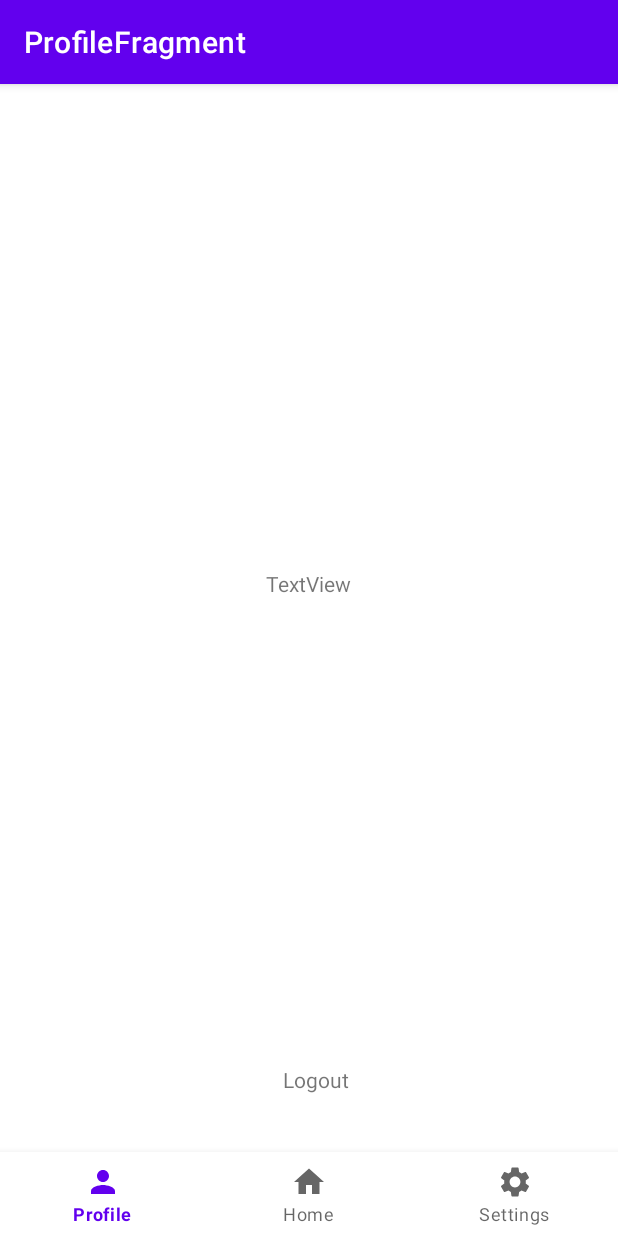
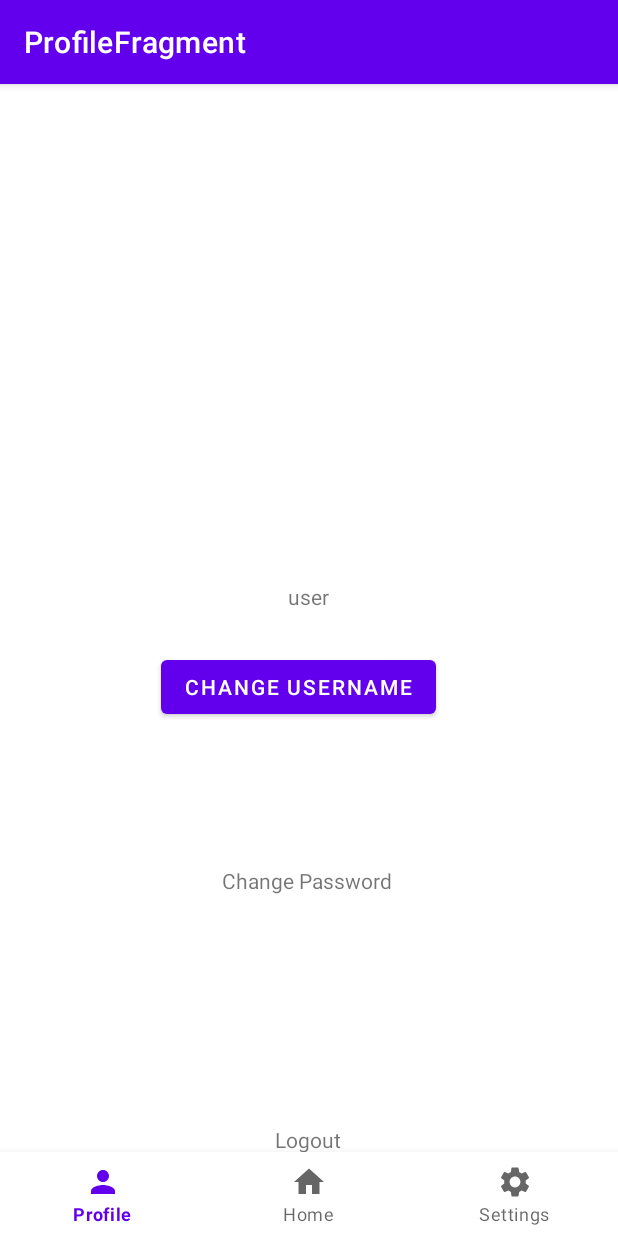
Before and after one commit to karaqi7/finaluri, an Android app: the ProfileFragment screen opened through its navigation route, on a phone screen of 412 x 824 dp. Run offline under Robolectric (Android 15) with nearby library versions, the phone set to English and light mode, and no system bars; our stand-ins replace CircleImageView, Firebase (no records; nobody signed in at launch, a user with empty details on screens opened directly), navigation-ui; pictures from the network do not load.

Commit message:
added profile fragment

```diff
--- a/app/build.gradle
+++ b/app/build.gradle
@@ -42,6 +42,7 @@ dependencies {
     implementation 'androidx.navigation:navigation-fragment-ktx:2.3.5'
     implementation 'androidx.navigation:navigation-ui-ktx:2.3.5'
     implementation 'androidx.legacy:legacy-support-v4:1.0.0'
+    implementation 'com.google.firebase:firebase-database-ktx:20.0.3'
     testImplementation 'junit:junit:4.+'
     implementation 'com.google.android.material:material:<version>'
     androidTestImplementation 'androidx.test.ext:junit:1.1.3'
--- /dev/null
+++ b/app/src/main/java/com/example/ftest/UserInfo.kt
@@ -0,0 +1,6 @@
+package com.example.ftest
+
+data class UserInfo(
+    var url: String = "",
+    var name: String = ""
+)
--- a/app/src/main/java/com/example/ftest/fragments/ProfileFragment.kt
+++ b/app/src/main/java/com/example/ftest/fragments/ProfileFragment.kt
@@ -1,7 +1,64 @@
 package com.example.ftest.fragments
 
+import android.os.Bundle
+import android.view.View
+import android.widget.Button
+import android.widget.ImageView
+import android.widget.TextView
 import androidx.fragment.app.Fragment
+import com.bumptech.glide.Glide
 import com.example.ftest.R
+import com.example.ftest.UserInfo
+import com.google.firebase.auth.FirebaseAuth
+import com.google.firebase.database.DataSnapshot
+import com.google.firebase.database.DatabaseError
+import com.google.firebase.database.FirebaseDatabase
+import com.google.firebase.database.ValueEventListener
+
 
 class ProfileFragment : Fragment(R.layout.fragment_profile) {
-}
+    private val user = FirebaseAuth.getInstance()
+    private val db = FirebaseDatabase.getInstance().getReference("UserInfo")
+    private lateinit var imageView: ImageView
+    private lateinit var usernameTextView: TextView
+    private lateinit var changePassTextView: TextView
+    private lateinit var logoutText: TextView
+    private lateinit var changeUsernameButton: Button
+    override fun onViewCreated(view: View, savedInstanceState: Bundle?) {
+        super.onViewCreated(view, savedInstanceState)
+
+        imageView = view.findViewById(R.id.imageView)
+        usernameTextView = view.findViewById(R.id.usernameTextView)
+        changePassTextView = view.findViewById(R.id.changePassTextView)
+        logoutText = view.findViewById(R.id.logoutText)
+        changeUsernameButton = view.findViewById(R.id.changeUsernameButton)
+        usernameTextView.text = user.currentUser?.uid!!
+
+        db.child(user.currentUser?.uid!!).addValueEventListener(object : ValueEventListener {
+            override fun onDataChange(snapshot: DataSnapshot) {
+                val userInfo = snapshot.getValue(UserInfo::class.java) ?: return
+                usernameTextView.text = userInfo.name
+                val img = userInfo.url
+
+                Glide.with(this@ProfileFragment)
+                    .load(img)
+                    .placeholder(R.drawable.ic_launcher_foreground)
+                    .into(imageView)
+
+            }
+
+            override fun onCancelled(error: DatabaseError) {
+                TODO("Not yet implemented")
+            }
+        })
+        changeUsernameButton.setOnClickListener {
+            val dialog = ChangeUsernameFragment()
+            dialog.show(childFragmentManager, "custom")
+
+
+        }
+
+
+
+
+}}
--- a/app/src/main/res/layout/fragment_profile.xml
+++ b/app/src/main/res/layout/fragment_profile.xml
@@ -34,16 +34,48 @@
         app:layout_constraintTop_toBottomOf="@+id/imageView" />
 
     <TextView
+        android:id="@+id/changePassTextView"
+        android:layout_width="wrap_content"
+        android:layout_height="wrap_content"
+        android:layout_marginStart="148dp"
+        android:layout_marginTop="46dp"
+        android:layout_marginEnd="149dp"
+        android:layout_marginBottom="79dp"
+        android:text="Change Password"
+        app:layout_constraintBottom_toTopOf="@+id/logoutText"
+        app:layout_constraintEnd_toEndOf="parent"
+        app:layout_constraintHorizontal_bias="0.0"
+        app:layout_constraintStart_toStartOf="parent"
+        app:layout_constraintTop_toBottomOf="@+id/changeUsernameButton" />
+
+    <TextView
         android:id="@+id/logoutText"
         android:layout_width="wrap_content"
         android:layout_height="wrap_content"
         android:layout_marginStart="181dp"
-        android:layout_marginTop="311dp"
+        android:layout_marginTop="74dp"
         android:layout_marginEnd="172dp"
-        android:layout_marginBottom="77dp"
+        android:layout_marginBottom="92dp"
         android:text="Logout"
         app:layout_constraintBottom_toBottomOf="parent"
         app:layout_constraintEnd_toEndOf="parent"
+        app:layout_constraintHorizontal_bias="0.142"
+        app:layout_constraintStart_toStartOf="parent"
+        app:layout_constraintTop_toBottomOf="@+id/changePassTextView" />
+
+    <Button
+        android:id="@+id/changeUsernameButton"
+        android:layout_width="wrap_content"
+        android:layout_height="wrap_content"
+        android:layout_marginStart="161dp"
+        android:layout_marginTop="64dp"
+        android:layout_marginEnd="162dp"
+        android:layout_marginBottom="49dp"
+        android:text="Change UserName"
+        app:layout_constraintBottom_toTopOf="@+id/changePassTextView"
+        app:layout_constraintEnd_toEndOf="parent"
+        app:layout_constraintHorizontal_bias="0.567"
         app:layout_constraintStart_toStartOf="parent"
         app:layout_constraintTop_toBottomOf="@+id/usernameTextView" />
+
 </androidx.constraintlayout.widget.ConstraintLayout>
```
Also changed, not shown: app/src/main/AndroidManifest.xml (+11 -2 lines), app/src/main/java/com/example/ftest/ChangePassActivity.kt (added, +11 -0 lines), app/src/main/java/com/example/ftest/fragments/ChangePfpActivity.kt (added, +12 -0 lines), app/src/main/java/com/example/ftest/fragments/ChangeUsernameFragment.kt (added, +96 -0 lines), app/src/main/res/layout/activity_change_pass.xml (added, +9 -0 lines), app/src/main/res/layout/activity_change_pfp.xml (added, +9 -0 lines), app/src/main/res/layout/activity_login.xml (+14 -6 lines), app/src/main/res/layout/fragment_change_username.xml (added, +65 -0 lines).
